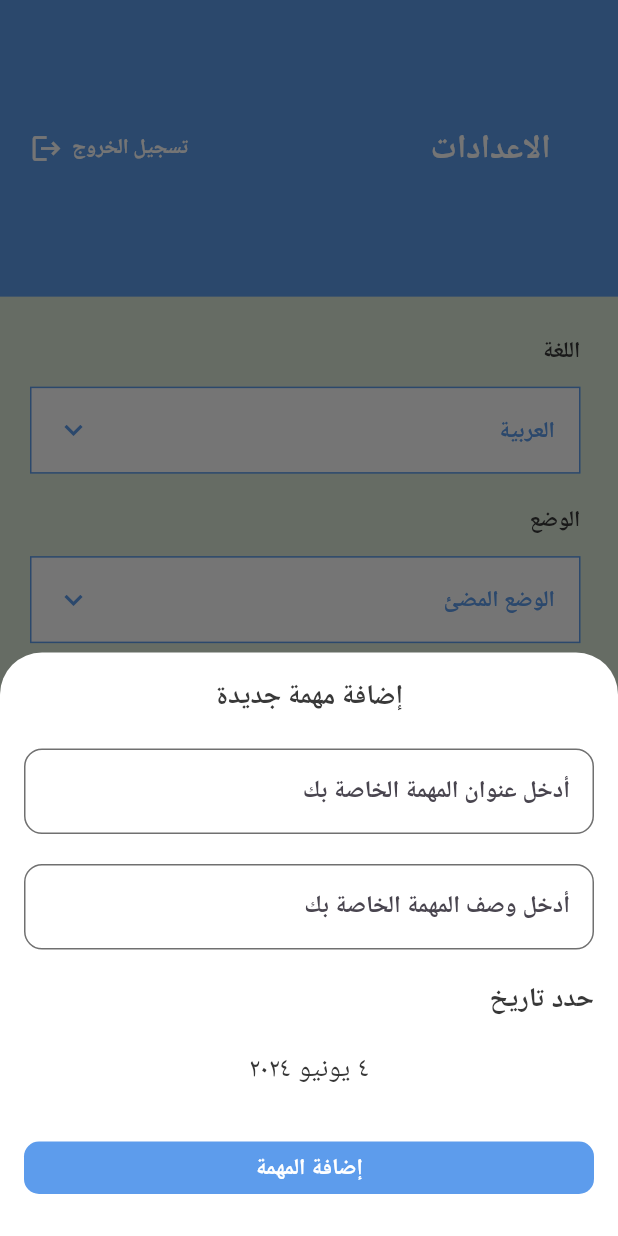
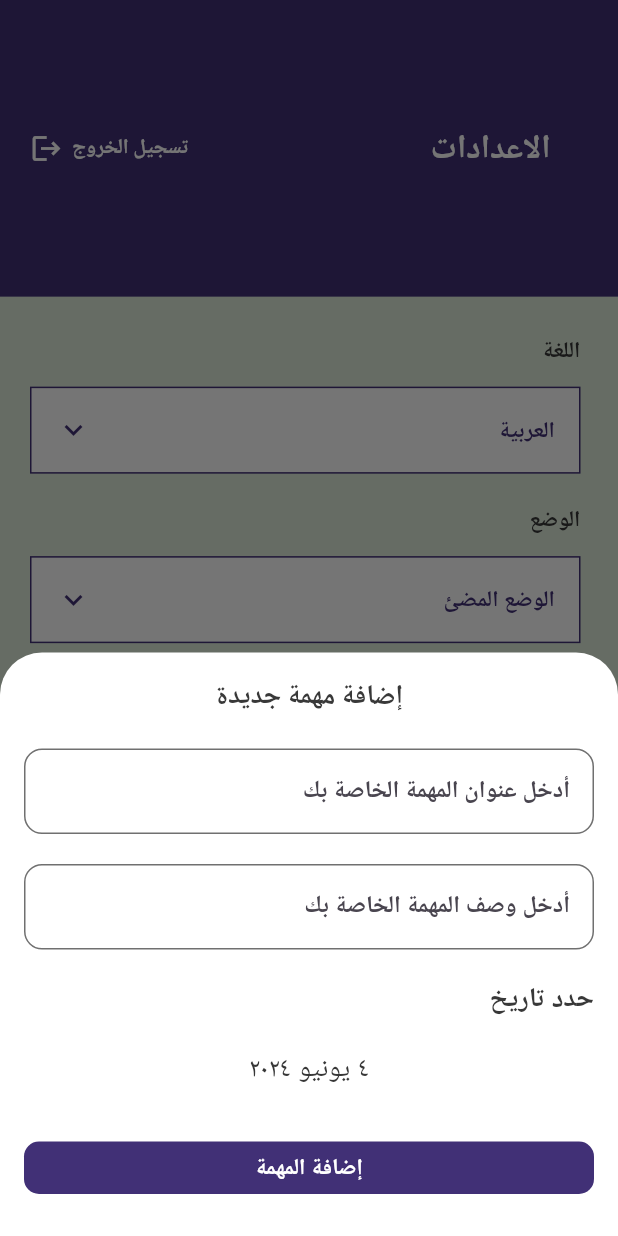
Before and after one commit to Mariam-Elkhelawy/TYDOO, a Flutter app: the HomeScreen screen opened by its route, item 2 of the bottom bar chosen, after a tap on the "add" icon, on a phone screen of 412 x 824 dp. Run offline on Flutter 3.47's test engine with Material 3 defaults, Android fonts, the light colour scheme and no system bars; drawn by our look-alikes of animated_custom_dropdown; our stand-ins replace another_flutter_splash_screen, cloud_firestore, easy_date_timeline, firebase_auth, firebase_core, firebase_crashlytics and 3 more; accounts and stored records are empty; generated files the repository leaves out were written again.

Commit message:
home branch

```diff
--- a/lib/app_theme.dart
+++ b/lib/app_theme.dart
@@ -2,7 +2,9 @@ import 'package:flutter/material.dart';
 import 'package:google_fonts/google_fonts.dart';
 
 class AppTheme {
-  static const Color primaryColor = Color(0xFF5D9CEC);
+  static const Color primaryColor = Color(0xFF413076);
+  static const Color primaryDarkColor = Color(0xFF8B6EE5);
+  static const Color secondaryColor = Color(0xFFDFC0D8);
   static const Color greyColor = Color(0xFFC8C9CB);
   static const Color blackColor = Color(0xFF141922);
   static const Color darkColor = Color(0xFF383838);
@@ -35,7 +37,9 @@ class AppTheme {
       ),
       backgroundColor: primaryColor,
     ),
-    appBarTheme: AppBarTheme(iconTheme: IconThemeData(color: Colors.white),),
+    appBarTheme: const AppBarTheme(
+      iconTheme: IconThemeData(color: Colors.white),
+    ),
     bottomSheetTheme: const BottomSheetThemeData(backgroundColor: Colors.white),
   );
   static ThemeData darkTheme = ThemeData(
@@ -43,7 +47,9 @@ class AppTheme {
     brightness: Brightness.dark,
     textTheme: TextTheme(
       titleLarge: GoogleFonts.poppins(
-          fontSize: 22, color: const Color(0xFF060E1E), fontWeight: FontWeight.bold),
+          fontSize: 22,
+          color: const Color(0xFF060E1E),
+          fontWeight: FontWeight.bold),
       bodyLarge: GoogleFonts.poppins(
           fontSize: 18, color: primaryColor, fontWeight: FontWeight.bold),
       bodyMedium: GoogleFonts.roboto(
@@ -56,18 +62,20 @@ class AppTheme {
         color: Colors.white,
       ),
     ),
-    appBarTheme: AppBarTheme(iconTheme: IconThemeData(color: blackColor),),
+    appBarTheme: const AppBarTheme(
+      iconTheme: IconThemeData(color: blackColor),
+    ),
     bottomSheetTheme: const BottomSheetThemeData(backgroundColor: blackColor),
-    scaffoldBackgroundColor: const Color(0xFF060E1E),
+    scaffoldBackgroundColor: const Color(0xFF1D1F24),
     bottomAppBarTheme: const BottomAppBarTheme(
-      color: blackColor,
+      color: Color(0xFF1D1F24),
     ),
     floatingActionButtonTheme: FloatingActionButtonThemeData(
       shape: RoundedRectangleBorder(
         borderRadius: BorderRadius.circular(50),
         side: const BorderSide(color: blackColor, width: 4),
       ),
-      backgroundColor: primaryColor,
+      backgroundColor: primaryDarkColor,
     ),
   );
 }
--- a/lib/features/home_screen.dart
+++ b/lib/features/home_screen.dart
@@ -37,25 +37,31 @@ class HomeScreen extends StatelessWidget {
         ),
       ),
       bottomNavigationBar: BottomAppBar(
-        notchMargin: 12,
+        notchMargin: 0, // المسافه بين ال+ و ال navbar
         shape: const CircularNotchedRectangle(),
-         elevation: 0,
+        elevation: 0,
         padding: EdgeInsets.zero,
         child: BottomNavigationBar(
           currentIndex: provider.index,
           onTap: provider.changeIndex,
           backgroundColor: Colors.transparent,
-          selectedItemColor: AppTheme.primaryColor,
-          unselectedItemColor: AppTheme.greyColor,
-          iconSize: 33,
+          type: BottomNavigationBarType.fixed,
+          selectedItemColor: provider.themeMode == ThemeMode.light
+              ? AppTheme.primaryColor
+              : Colors.white,
+          unselectedItemColor: AppTheme.secondaryColor,
+          iconSize: 24,
+          selectedFontSize: 12,
           elevation: 0,
-          showUnselectedLabels: false,
-          showSelectedLabels: false,
-          items: [
-            const BottomNavigationBarItem(
-                icon: Icon(Icons.format_list_bulleted), label: ''),
-            const BottomNavigationBarItem(
-                icon: Icon(Icons.settings_outlined), label: ''),
+          showUnselectedLabels: true,
+          showSelectedLabels: true,
+          items: const [
+            BottomNavigationBarItem(icon: Icon(Icons.home), label: 'Home'),
+            BottomNavigationBarItem(
+                icon: Icon(Icons.format_list_bulleted), label: 'Category'),
+            BottomNavigationBarItem(icon: Icon(Icons.star), label: 'Important'),
+            BottomNavigationBarItem(
+                icon: Icon(Icons.settings_outlined), label: 'Settings'),
           ],
         ),
       ),
--- a/lib/features/settings/DropDownWidget.dart
+++ b/lib/features/settings/DropDownWidget.dart
@@ -9,7 +9,8 @@ class CustomDropDownWidget extends StatelessWidget {
       {super.key,
       required this.onChanged,
       required this.hintText,
-      required this.items,required this.initialItem});
+      required this.items,
+      required this.initialItem});
   List<String> items;
   String hintText;
   String initialItem;
@@ -18,14 +19,15 @@ class CustomDropDownWidget extends StatelessWidget {
   Widget build(BuildContext context) {
     var theme = Theme.of(context);
     var provider = Provider.of<MyProvider>(context);
-    return CustomDropdown(initialItem: initialItem,
+    return CustomDropdown(
+        initialItem: initialItem,
         hintText: hintText,
         decoration: CustomDropdownDecoration(
-          closedSuffixIcon: Icon(
+          closedSuffixIcon: const Icon(
             Icons.keyboard_arrow_down,
             color: AppTheme.primaryColor,
           ),
-          expandedSuffixIcon: Icon(
+          expandedSuffixIcon: const Icon(
             Icons.keyboard_arrow_up,
             color: AppTheme.primaryColor,
           ),
--- a/lib/features/settings/settings_screen.dart
+++ b/lib/features/settings/settings_screen.dart
@@ -32,7 +32,7 @@ class SettingsScreen extends StatelessWidget {
                   local.settings,
                   style: theme.textTheme.titleLarge,
                 ),
-                Spacer(),
+                const Spacer(),
                 InkWell(
                   onTap: () async {
                     await FirebaseFunctions.signOut();
@@ -49,7 +49,7 @@ class SettingsScreen extends StatelessWidget {
                         style:
                             theme.textTheme.titleLarge?.copyWith(fontSize: 14),
                       ),
-                      SizedBox(width: 6),
+                      const SizedBox(width: 6),
                       Icon(
                         Icons.logout,
                         color: provider.themeMode == ThemeMode.dark
@@ -73,7 +73,7 @@ class SettingsScreen extends StatelessWidget {
                 local.language,
                 style: theme.textTheme.bodyMedium,
               ),
-              SizedBox(height: 14),
+              const SizedBox(height: 14),
               CustomDropDownWidget(
                   initialItem: provider.languageCode == 'en'
                       ? local.english
@@ -87,12 +87,12 @@ class SettingsScreen extends StatelessWidget {
                   },
                   hintText: local.selectLanguage,
                   items: langList),
-              SizedBox(height: 20),
+              const SizedBox(height: 20),
               Text(
                 local.theme,
                 style: theme.textTheme.bodyMedium,
               ),
-              SizedBox(height: 14),
+              const SizedBox(height: 14),
               CustomDropDownWidget(
                   initialItem: provider.themeMode == ThemeMode.light
                       ? local.light
--- a/lib/features/splash_screen.dart
+++ b/lib/features/splash_screen.dart
@@ -23,7 +23,7 @@ class SplashScreen extends StatelessWidget {
               image: AssetImage('assets/images/splash_dark.png'),
             ),
       nextScreen:
-          FirebaseFunctions.isLoggedBefore() ? HomeScreen() : LoginScreen(),
+          FirebaseFunctions.isLoggedBefore() ? const HomeScreen() : const LoginScreen(),
       childWidget: const SizedBox(),
     );
   }
--- a/lib/features/tasks/task_item.dart
+++ b/lib/features/tasks/task_item.dart
@@ -28,7 +28,9 @@ class TaskItem extends StatelessWidget {
         borderRadius: BorderRadius.circular(15),
         color: taskModel.isDone
             ? const Color(0xFFFE4A49)
-            :provider.languageCode=='en'? const Color(0xFF21B7CA):const Color(0xFFFE4A49),
+            : provider.languageCode == 'en'
+                ? const Color(0xFF21B7CA)
+                : const Color(0xFFFE4A49),
       ),
       child: Slidable(
         startActionPane: ActionPane(
@@ -46,15 +48,14 @@ class TaskItem extends StatelessWidget {
                   builder: (context) {
                     return CustomDialog(
                         is2Actions: true,
-                        icon: Icon(
+                        icon: const Icon(
                           Icons.warning,
                           color: Colors.amberAccent,
                         ),
                         actionRequired: () async {
                           await FirebaseFunctions.deleteTask(taskModel.id);
                         },
-                        dialogContent:
-                            local.deleteAlert,
+                        dialogContent: local.deleteAlert,
                         dialogTitle: local.alert);
                   },
                 );
@@ -136,7 +137,9 @@ class TaskItem extends StatelessWidget {
                         const Icon(Icons.timer_outlined, size: 18),
                         const SizedBox(width: 5),
                         Text(
-                          DateFormat.yMMMd(provider.languageCode == 'en' ? 'en' : 'ar').format(taskModel.date),
+                          DateFormat.yMMMd(
+                                  provider.languageCode == 'en' ? 'en' : 'ar')
+                              .format(taskModel.date),
                           style: theme.textTheme.bodySmall?.copyWith(
                               fontSize: 13, fontWeight: FontWeight.w500),
                         )
--- a/lib/features/tasks/task_screen.dart
+++ b/lib/features/tasks/task_screen.dart
@@ -45,7 +45,7 @@ class _TaskScreenState extends State<TaskScreen> {
                       local.todoList,
                       style: theme.textTheme.titleLarge,
                     ),
-                    Spacer(),
+                    const Spacer(),
                     InkWell(
                       onTap: () async {
                         await FirebaseFunctions.signOut();
@@ -62,7 +62,7 @@ class _TaskScreenState extends State<TaskScreen> {
                             style: theme.textTheme.titleLarge
                                 ?.copyWith(fontSize: 14),
                           ),
-                          SizedBox(width: 6),
+                          const SizedBox(width: 6),
                           Icon(
                             Icons.logout,
                             color: provider.themeMode == ThemeMode.dark
@@ -82,7 +82,11 @@ class _TaskScreenState extends State<TaskScreen> {
               child: EasyInfiniteDateTimeLine(
                 locale: provider.languageCode == 'ar' ? 'ar' : 'en',
                 timeLineProps: const EasyTimeLineProps(separatorPadding: 24),
-                showTimelineHeader: false,
+                showTimelineHeader: true,
+                headerBuilder: (context, date) {
+                  return Text(date.year.toString());
+                },
+                activeColor: AppTheme.primaryColor,
                 dayProps: EasyDayProps(
                   todayStyle: DayStyle(
                     decoration: BoxDecoration(
@@ -92,7 +96,7 @@ class _TaskScreenState extends State<TaskScreen> {
                           : Colors.white,
                     ),
                     dayNumStyle: theme.textTheme.bodyMedium,
-                    monthStrStyle: theme.textTheme.bodyMedium,
+                     monthStrStyle: theme.textTheme.bodyMedium,
                     dayStrStyle: theme.textTheme.bodyMedium,
                   ),
                   inactiveDayStyle: DayStyle(
@@ -100,10 +104,10 @@ class _TaskScreenState extends State<TaskScreen> {
                     monthStrStyle: theme.textTheme.bodyMedium,
                     dayStrStyle: theme.textTheme.bodyMedium,
                     decoration: BoxDecoration(
-                      borderRadius: BorderRadius.circular(5),
+                      borderRadius: BorderRadius.circular(8),
                       color: provider.themeMode == ThemeMode.dark
                           ? AppTheme.blackColor
-                          : Colors.white,
+                          : Color(0xFFEDEDED),
                     ),
                   ),
                   activeDayStyle: DayStyle(
@@ -114,13 +118,13 @@ class _TaskScreenState extends State<TaskScreen> {
                     dayStrStyle: theme.textTheme.bodyMedium
                         ?.copyWith(color: AppTheme.primaryColor),
                     decoration: BoxDecoration(
-                      borderRadius: BorderRadius.circular(5),
+                      borderRadius: BorderRadius.circular(8),
                       color: provider.themeMode == ThemeMode.dark
                           ? AppTheme.blackColor
                           : Colors.white,
                     ),
                   ),
-                  height: 85,
+                  height: 88,
                 ),
                 firstDate: DateTime.now(),
                 focusDate: focusDate,
@@ -155,7 +159,10 @@ class _TaskScreenState extends State<TaskScreen> {
                   snapshot.data?.docs.map((e) => e.data()).toList() ?? [];
               if (tasks.isEmpty) {
                 return Center(
-                  child: Text(local.noTasks,style: TextStyle(fontSize: 18),),
+                  child: Text(
+                    local.noTasks,
+                    style: const TextStyle(fontSize: 18),
+                  ),
                 );
               }
               return ListView.builder(
--- a/lib/main.dart
+++ b/lib/main.dart
@@ -1,4 +1,6 @@
 import 'package:firebase_core/firebase_core.dart';
+import 'package:firebase_crashlytics/firebase_crashlytics.dart';
+import 'package:flutter/foundation.dart';
 import 'package:flutter/material.dart';
 import 'package:provider/provider.dart';
 import 'package:todo_app/app_theme.dart';
@@ -18,6 +20,30 @@ void main() async {
   await Firebase.initializeApp(
     options: DefaultFirebaseOptions.currentPlatform,
   );
+  const fatalError = true;
+  // Non-async exceptions
+  FlutterError.onError = (errorDetails) {
+    if (fatalError) {
+      // If you want to record a "fatal" exception
+      FirebaseCrashlytics.instance.recordFlutterFatalError(errorDetails);
+      // ignore: dead_code
+    } else {
+      // If you want to record a "non-fatal" exception
+      FirebaseCrashlytics.instance.recordFlutterError(errorDetails);
+    }
+  };
+  // Async exceptions
+  PlatformDispatcher.instance.onError = (error, stack) {
+    if (fatalError) {
+      // If you want to record a "fatal" exception
+      FirebaseCrashlytics.instance.recordError(error, stack, fatal: true);
+      // ignore: dead_code
+    } else {
+      // If you want to record a "non-fatal" exception
+      FirebaseCrashlytics.instance.recordError(error, stack);
+    }
+    return true;
+  };
   runApp(
     ChangeNotifierProvider<MyProvider>(
       create: (context) => myProvider,
--- a/pubspec.yaml
+++ b/pubspec.yaml
@@ -46,6 +46,7 @@ dependencies:
   flutter_slidable: ^3.0.1
   shared_preferences: ^2.2.2
   animated_custom_dropdown: ^3.0.0
+  firebase_crashlytics: ^3.4.18
 
 
 dev_dependencies:
```
Also changed, not shown: lib/features/tasks/add_task_bottom_sheet.dart (+5 -2 lines), lib/features/tasks/edit_tasks_screen.dart (+10 -6 lines), lib/widgets/custom_dialog.dart (+6 -6 lines), pubspec.lock, 3 other files.
